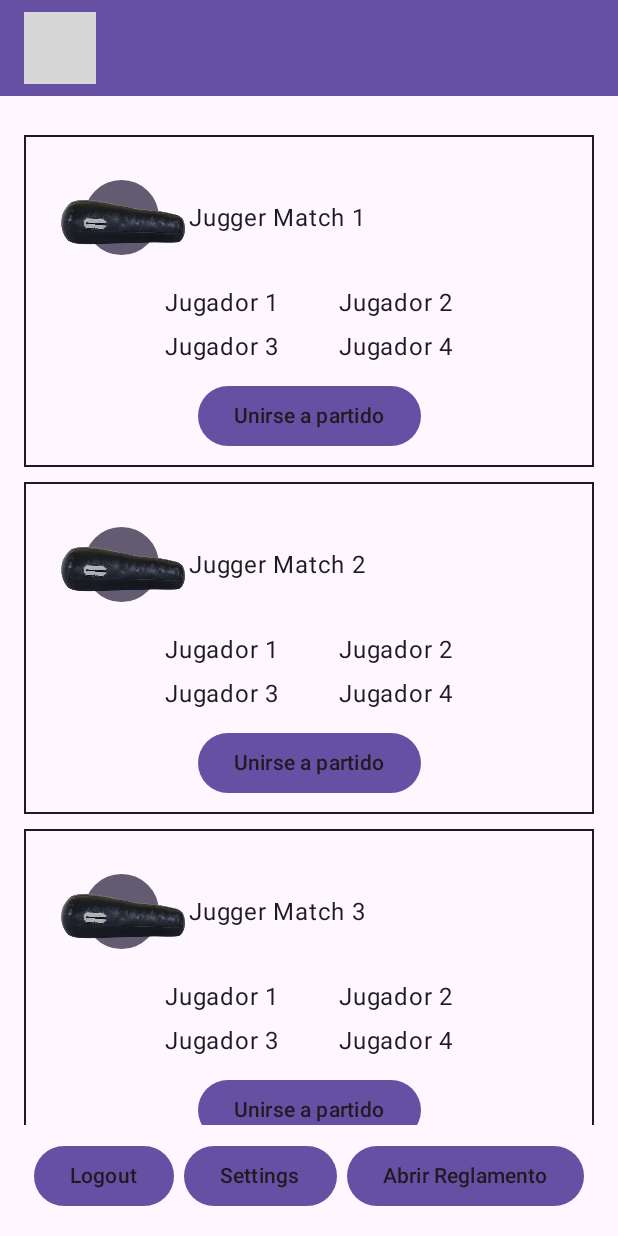
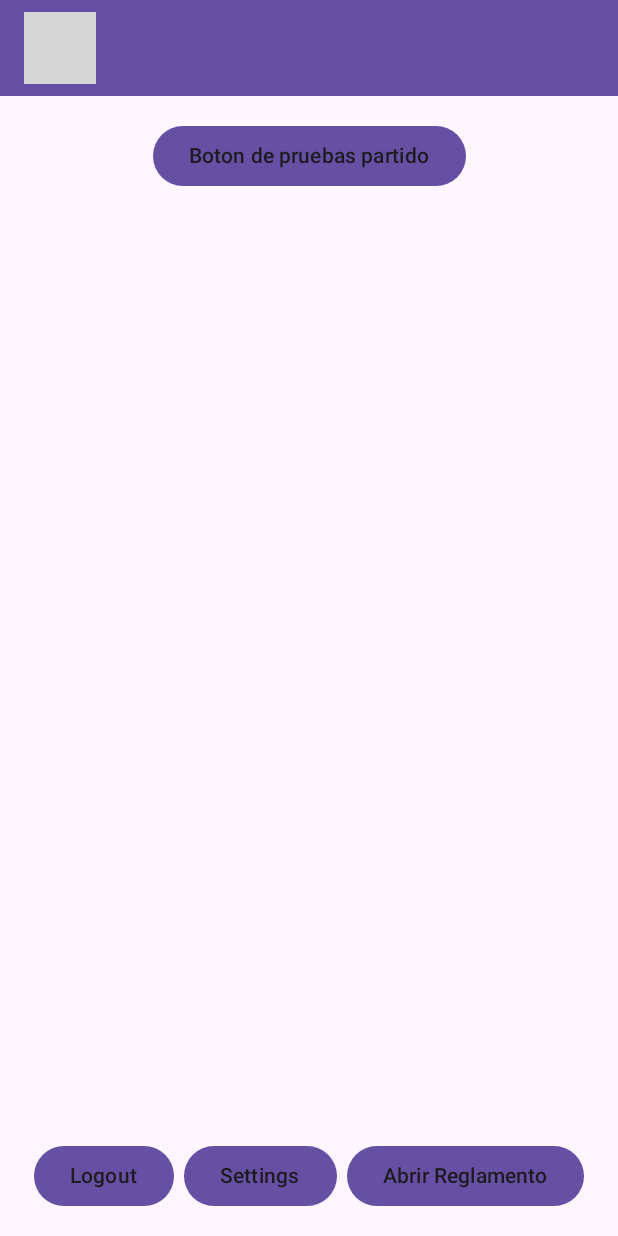
Before and after one commit to abel622215610-source/JuggerML_IA, an Android app built with Jetpack Compose: the Home screen opened through its navigation route, on a phone screen of 412 x 824 dp. Run offline under Robolectric (Android 15) with nearby library versions, the phone set to English and light mode, and no system bars; our stand-ins replace Firebase (no records; nobody signed in at launch, a user with empty details on screens opened directly); grey boxes are pictures that could not be loaded.

Commit message:
Boton de pruebas partidos

```diff
--- a/Código_App/JuggerML_IA_GENERATIVA/app/src/main/java/ui/screens/HomeScreen.kt
+++ b/Código_App/JuggerML_IA_GENERATIVA/app/src/main/java/ui/screens/HomeScreen.kt
@@ -20,6 +20,7 @@ import androidx.compose.foundation.layout.width
 import androidx.compose.foundation.lazy.LazyColumn
 import androidx.compose.foundation.shape.CircleShape
 import androidx.compose.material3.Button
+import androidx.compose.material3.IconButton
 import androidx.compose.material3.MaterialTheme
 import androidx.compose.material3.Text
 import androidx.compose.runtime.Composable
@@ -58,100 +59,20 @@ fun HomeScreen(onLogout: () -> Unit = {}, onSettings: () -> Unit = {}) {
                 .fillMaxWidth(),
             horizontalAlignment = Alignment.CenterHorizontally
         ) {
-            item {
-                Spacer(Modifier.height(10.dp))
-            }
 
-            // NOTA PRO: En LazyColumn, los bucles grandes 'for' dentro de un solo 'item'
-            // pierden eficiencia. Es mejor usar items() si vas a mostrar muchos elementos,
-            // pero mantenemos tu estructura de bucle aquí para que coincida con tu código:
-            items(50) { i -> // O tu bucle for tradicional
-
-                Column(
-                    Modifier.border(
-                        1.dp,
-                        shape = RectangleShape,
-                        color = MaterialTheme.colorScheme.onBackground
-                    )
-                ) {
-                    Spacer(Modifier.height(10.dp))
-                    Row(
-                        modifier = Modifier
-                            .width(300.dp)
-                            .fillMaxWidth()
-                            .padding(
-                                start = 10.dp
-                            ), // Espaciado limpio entre elementos
-                        verticalAlignment = Alignment.CenterVertically
-                    ) {
-                        // En lugar de tu Image actual, usa este Box:
-                        Box(
-                            modifier = Modifier
-                                .padding(start = 10.dp),
-                            contentAlignment = Alignment.Center
-                        ) {
-                            // 1. El círculo de fondo (mantiene su tamaño fijo de 50.dp)
-                            Box(
-                                modifier = Modifier
-                                    .size(50.dp)
-                                    .clip(CircleShape)
-                                    .background(MaterialTheme.colorScheme.secondary)
-                            )
-
-                            // 2. La imagen superpuesta, con el tamaño libre que tú quieras (ej. 70.dp o más)
-                            Image(
-                                painter = painterResource(R.drawable.icono_partido),
-                                contentDescription = "icono partido",
-                                modifier = Modifier
-                                    .size(90.dp)
-                                    .padding(top = 5.dp)// Aquí puedes hacerla tan grande como quieras sin que el círculo te limite
-                            )
-                        }
-                        Text(
-                            text = "${stringResource(R.string.Mensaje_PartidoJugger)} ${i + 1}",
-                            color = MaterialTheme.colorScheme.onBackground,
-                            modifier = Modifier.fillMaxWidth()
-                        )
-                    }
-                    Row(
-                        modifier = Modifier.fillMaxWidth(),
-                        horizontalArrangement = Arrangement.Center
-                    ) {
-                        Text("Jugador 1")
-                        Spacer(Modifier.width(40.dp))
-                        Text("Jugador 2")
-                    }
-                    Spacer(Modifier.height(5.dp))
-                    Row(
-                        modifier = Modifier
-                            .fillMaxWidth()
-                            .padding(bottom = 10.dp),
-                        horizontalArrangement = Arrangement.Center
-                    ) {
-                        Text("Jugador 3")
-                        Spacer(Modifier.width(40.dp))
-                        Text("Jugador 4")
-                    }
-                    var context = LocalContext.current
-                    Row(Modifier.fillMaxWidth(), horizontalArrangement = Arrangement.Center) {
-                        Button(onClick = {
-                            Toast.makeText(context, "Te has unido con éxito", Toast.LENGTH_LONG)
-                                .show()
-                        }) {
-                            Text("Unirse a partido", color = MaterialTheme.colorScheme.onBackground)
-                        }
-                    }
-                    Spacer(Modifier.height(10.dp))
+            item { Button(onClick = { }) {
+                Text(
+                    text = ("Boton de pruebas partido"),
+                    color = MaterialTheme.colorScheme.onBackground
+                )
+            } }
 
 
-                }
-                Spacer(Modifier.height(10.dp))
-            }
         }
 
         Spacer(Modifier.height(10.dp))
 
-        // 2. LOS BOTONES (Fijos en la parte inferior, fuera de la zona de scroll)
+        // LOS BOTONES (Fijos en la parte inferior, fuera de la zona de scroll)
         Row(
             modifier = Modifier.fillMaxWidth(),
             horizontalArrangement = Arrangement.SpaceEvenly // Distribuye los botones ordenadamente
```
